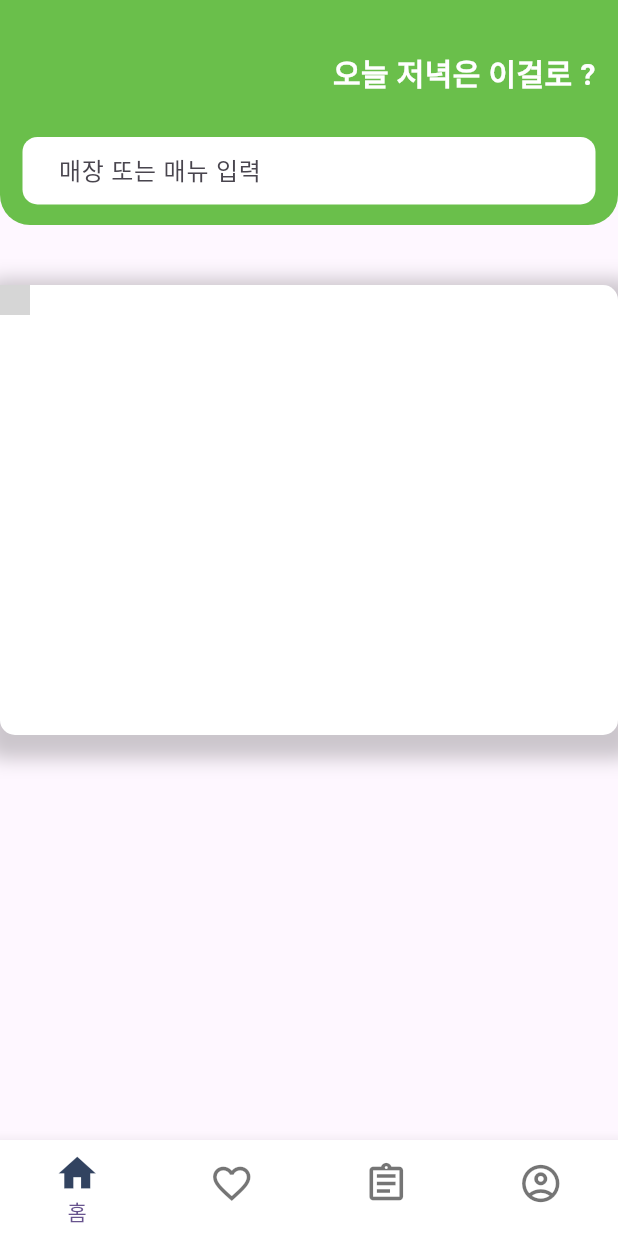
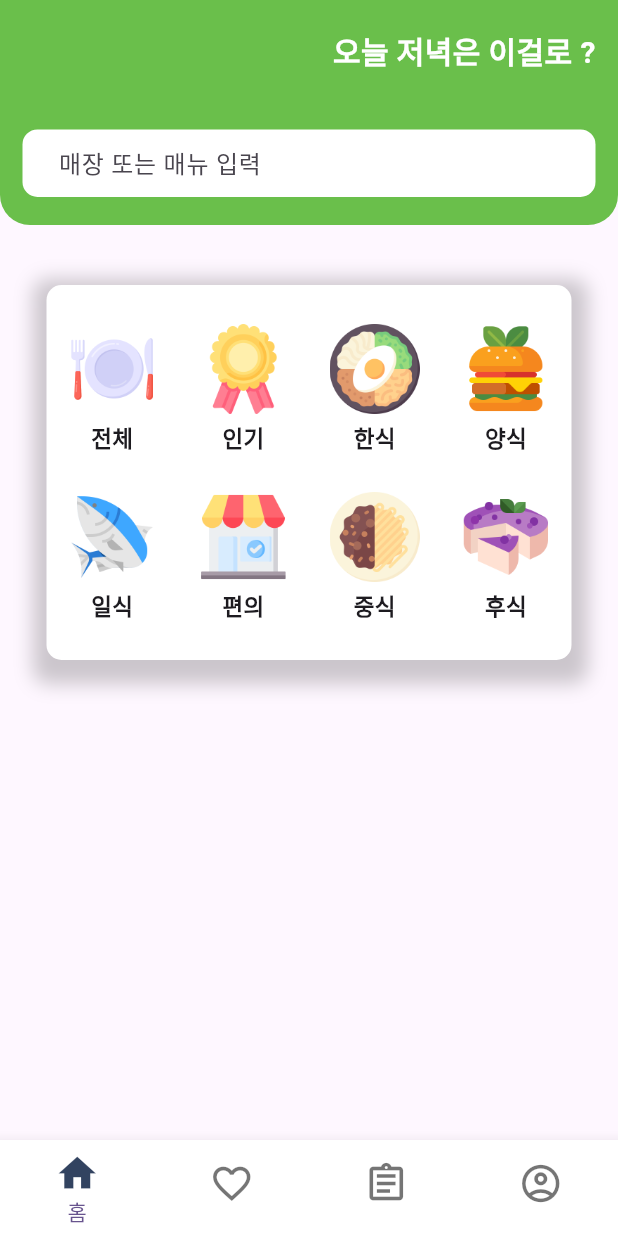
Before and after one commit to markectDemo/markectDemo_APP, a Flutter app: the screen it shows after launch, on a phone screen of 412 x 824 dp. Run offline on Flutter 3.47's test engine with Material 3 defaults, Android fonts, the phone set to English and light mode, and no system bars; grey boxes are pictures that could not be loaded.

Commit message:
create ImageListWidget

```diff
--- a/app/lib/page/main_page.dart
+++ b/app/lib/page/main_page.dart
@@ -1,113 +1,18 @@
 import 'package:flutter/material.dart';
+import '../widgets/header_widget.dart';
+import '../widgets/category_grid_widget.dart';
 
 class MainPage extends StatelessWidget {
   const MainPage({super.key});
 
   @override
   Widget build(BuildContext context) {
-    return SizedBox(
-      child: Column(
-        children: [
-          ClipRRect(
-            borderRadius: const BorderRadius.only(
-              bottomLeft: Radius.circular(20),
-              bottomRight: Radius.circular(20),
-            ),
-            child: Container(
-              height: 150,
-              color: const Color.fromARGB(255, 106, 191, 75),
-              child: SafeArea(
-                child: Padding(
-                  padding: const EdgeInsets.symmetric(horizontal: 15),
-                  child: Column(
-                    mainAxisAlignment: MainAxisAlignment.spaceAround,
-                    children: [
-                      Row(
-                        mainAxisAlignment: MainAxisAlignment.end,
-                        crossAxisAlignment: CrossAxisAlignment.end,
-                        children: const [
-                          Padding(padding: EdgeInsets.only(top: 50)),
-                          Text(
-                            '오늘 저녁은 이걸로 ?',
-                            style: TextStyle(
-                              color: Colors.white,
-                              fontSize: 20,
-                              fontWeight: FontWeight.bold,
-                            ),
-                          ),
-                        ],
-                      ),
-                      SizedBox(
-                        width: double.infinity,
-                        height: 45,
-                        child: TextField(
-                          textAlignVertical: TextAlignVertical.center,
-                          decoration: InputDecoration(
-                            hintText: '매장 또는 매뉴 입력',
-                            filled: true,
-                            fillColor: Colors.white,
-                            contentPadding: EdgeInsets.symmetric(
-                              vertical: 0,
-                              horizontal: 20,
-                            ),
-                            border: OutlineInputBorder(
-                              borderRadius: BorderRadius.circular(10),
-                              borderSide: BorderSide.none,
-                            ),
-                            enabledBorder: OutlineInputBorder(
-                              borderRadius: BorderRadius.circular(10),
-                              borderSide: BorderSide.none,
-                            ),
-                            focusedBorder: OutlineInputBorder(
-                              borderRadius: BorderRadius.circular(10),
-                              borderSide: BorderSide.none,
-                            ),
-                          ),
-                        ),
-                      ),
-                    ],
-                  ),
-                ),
-              ),
-            ),
-          ),
-          Padding(
-            padding: const EdgeInsets.only(top: 40),
-            child: Container(
-            width: 500,
-            height: 300,
-            decoration: BoxDecoration(
-              color: Colors.white,
-              borderRadius: BorderRadius.circular(10),
-              boxShadow: [
-                BoxShadow(
-                  color: Colors.black.withOpacity(0.2),
-                  spreadRadius: 10,
-                  blurRadius: 10,
-                  offset: Offset(1, 6)
-                )
-              ]
-            ),
-            child: Column(
-              children: [
-                Row(
-                  children: [
-                    Container(
-                      width: 20,
-                      height: 20,
-                      child: Image(image: AssetImage('lib/assets/image/allmenu.png'), fit: BoxFit.cover, width: 20, height: 20,),
-                    )
-                  ],
-                ),
-                Row(
-
-                )
-              ],
-            )
-            ),
-          ),
-        ],
-      ),
+    return Column(
+      children: const [
+        HeaderWidget(),
+        SizedBox(height: 40),
+        CategoryGridWidget(),
+      ],
     );
   }
 }
--- /dev/null
+++ b/app/lib/widgets/category_grid_widget.dart
@@ -0,0 +1,77 @@
+import 'package:flutter/material.dart';
+
+class CategoryGridWidget extends StatelessWidget {
+  const CategoryGridWidget({super.key});
+
+  Widget buildCategoryItem(String imagePath, String label) {
+    return Column(
+      children: [
+        SizedBox(
+          width: 60,
+          height: 60,
+          child: Image.asset(imagePath, fit: BoxFit.cover),
+        ),
+        const SizedBox(height: 5),
+        Text(
+          label,
+          style: const TextStyle(
+            fontSize: 15,
+            fontWeight: FontWeight.bold,
+          ),
+        ),
+      ],
+    );
+  }
+
+  @override
+  Widget build(BuildContext context) {
+    final List<Map<String, String>> categories = [
+      {'image': 'assets/image/allmenu.png', 'label': '전체'},
+      {'image': 'assets/image/star.png', 'label': '인기'},
+      {'image': 'assets/image/korea.png', 'label': '한식'},
+      {'image': 'assets/image/hamburger.png', 'label': '양식'},
+      {'image': 'assets/image/japan.png', 'label': '일식'},
+      {'image': 'assets/image/nice.png', 'label': '편의'},
+      {'image': 'assets/image/china.png', 'label': '중식'},
+      {'image': 'assets/image/ice.png', 'label': '후식'},
+    ];
+
+    return Container(
+      width: 350,
+      height: 250,
+      decoration: BoxDecoration(
+        color: Colors.white,
+        borderRadius: BorderRadius.circular(10),
+        boxShadow: [
+          BoxShadow(
+            color: Colors.black.withOpacity(0.2),
+            spreadRadius: 10,
+            blurRadius: 10,
+            offset: const Offset(1, 6),
+          ),
+        ],
+      ),
+      child: Center(
+        child: Column(
+          mainAxisAlignment: MainAxisAlignment.spaceEvenly,
+          children: [
+            Row(
+              mainAxisAlignment: MainAxisAlignment.spaceAround,
+              children: categories
+                  .sublist(0, 4)
+                  .map((c) => buildCategoryItem(c['image']!, c['label']!))
+                  .toList(),
+            ),
+            Row(
+              mainAxisAlignment: MainAxisAlignment.spaceAround,
+              children: categories
+                  .sublist(4)
+                  .map((c) => buildCategoryItem(c['image']!, c['label']!))
+                  .toList(),
+            ),
+          ],
+        ),
+      ),
+    );
+  }
+}
--- /dev/null
+++ b/app/lib/widgets/header_widget.dart
@@ -0,0 +1,59 @@
+import 'package:flutter/material.dart';
+
+class HeaderWidget extends StatelessWidget {
+  const HeaderWidget({super.key});
+
+  @override
+  Widget build(BuildContext context) {
+    return ClipRRect(
+      borderRadius: const BorderRadius.only(
+        bottomLeft: Radius.circular(20),
+        bottomRight: Radius.circular(20),
+      ),
+      child: Container(
+        height: 150,
+        color: const Color.fromARGB(255, 106, 191, 75),
+        child: SafeArea(
+          child: Padding(
+            padding: const EdgeInsets.symmetric(horizontal: 15),
+            child: Column(
+              mainAxisAlignment: MainAxisAlignment.spaceAround,
+              children: [
+                const Align(
+                  alignment: Alignment.centerRight,
+                  child: Text(
+                    '오늘 저녁은 이걸로 ?',
+                    style: TextStyle(
+                      color: Colors.white,
+                      fontSize: 20,
+                      fontWeight: FontWeight.bold,
+                    ),
+                  ),
+                ),
+                SizedBox(
+                  height: 45,
+                  child: TextField(
+                    textAlignVertical: TextAlignVertical.center,
+                    decoration: InputDecoration(
+                      hintText: '매장 또는 매뉴 입력',
+                      filled: true,
+                      fillColor: Colors.white,
+                      contentPadding: const EdgeInsets.symmetric(
+                        vertical: 0,
+                        horizontal: 20,
+                      ),
+                      border: OutlineInputBorder(
+                        borderRadius: BorderRadius.circular(10),
+                        borderSide: BorderSide.none,
+                      ),
+                    ),
+                  ),
+                ),
+              ],
+            ),
+          ),
+        ),
+      ),
+    );
+  }
+}
```
Also changed, not shown: app/pubspec.yaml (+8 -1 lines), app/assets/image/allmenu.png (renamed from app/lib/assets/image/allmenu.png), app/assets/image/china.png (added), app/assets/image/hamburger.png (added), app/assets/image/ice.png (added), app/assets/image/japan.png (added), app/assets/image/korea.png (added), app/assets/image/nice.png (added), app/assets/image/star.png (added).
